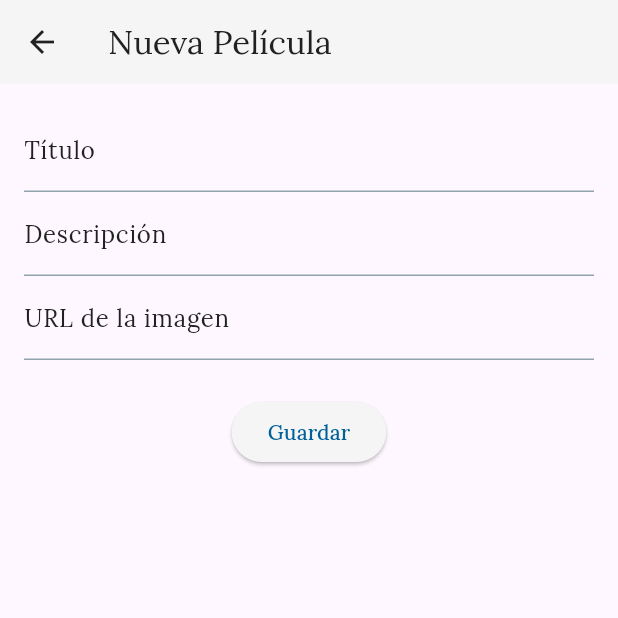
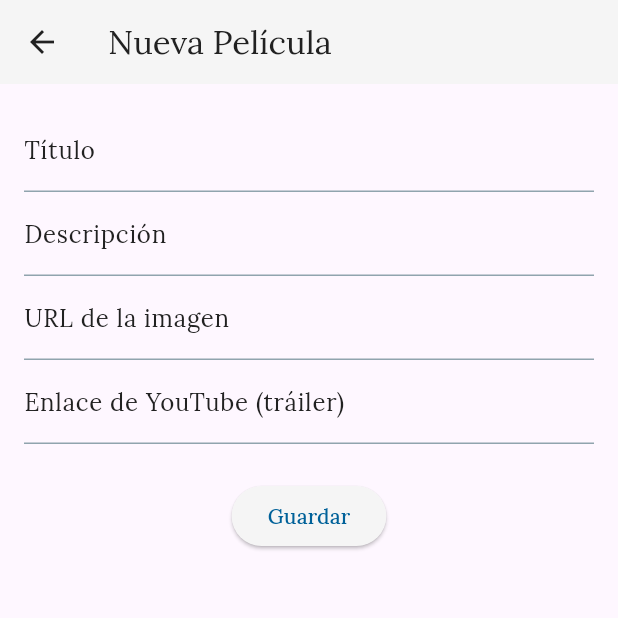
Before and after one commit to Ossyyrr/uponorflix, a Flutter app: the MovieFormScreen screen opened directly, on a phone screen of 412 x 824 dp, the top half of it. Run offline on Flutter 3.47's test engine with Material 3 defaults, Android fonts, the phone set to English and light mode, and no system bars; our stand-ins replace cloud_firestore, firebase_core, flutter_bloc, google_fonts, shared_preferences, youtube_player_flutter; accounts and stored records are empty.

Commit message:
youtube_player_flutter added

```diff
--- a/lib/main.dart
+++ b/lib/main.dart
@@ -10,6 +10,7 @@ void main() async {
   WidgetsFlutterBinding.ensureInitialized();
   await Firebase.initializeApp(options: DefaultFirebaseOptions.currentPlatform);
   final prefs = await SharedPreferences.getInstance();
+  // TODO Maybe use getIt
   final MovieRepositoryImpl firestoreService = MovieRepositoryImpl();
   runApp(App(prefs: prefs, firestoreService: firestoreService));
 }
--- a/lib/presentation/movieForm/movie_form_screen.dart
+++ b/lib/presentation/movieForm/movie_form_screen.dart
@@ -16,6 +16,7 @@ class _MovieFormScreenState extends State<MovieFormScreen> {
   late TextEditingController _titleController;
   late TextEditingController _descriptionController;
   late TextEditingController _imageUrlController;
+  late TextEditingController _trailerUrlController;
   final MovieRepositoryImpl _firestoreService = MovieRepositoryImpl();
 
   void _addTestMovie() {
@@ -25,6 +26,8 @@ class _MovieFormScreenState extends State<MovieFormScreen> {
           'Descripción de ejemplo Descripción de ejemplo Descripción de ejemplo Descripción de ejemplo Descripción de ejemplo Descripción de ejemplo Descripción de ejemplo Descripción de ejemplo',
       imageUrl:
           'https://ih1.redbubble.net/image.4598241582.6557/st,small,507x507-pad,600x600,f8f8f8.jpg',
+      trailerUrl:
+          'https://www.youtube.com/watch?v=Ns6ZEpQ1xS0&ab_channel=UniversalSpain',
     );
     _firestoreService.addMovie(movie);
     Navigator.of(context).pop();
@@ -40,6 +43,9 @@ class _MovieFormScreenState extends State<MovieFormScreen> {
     _imageUrlController = TextEditingController(
       text: widget.movie?.imageUrl ?? '',
     );
+    _trailerUrlController = TextEditingController(
+      text: widget.movie?.trailerUrl ?? '',
+    );
   }
 
   @override
@@ -47,6 +53,7 @@ class _MovieFormScreenState extends State<MovieFormScreen> {
     _titleController.dispose();
     _descriptionController.dispose();
     _imageUrlController.dispose();
+    _trailerUrlController.dispose();
     super.dispose();
   }
 
@@ -57,6 +64,7 @@ class _MovieFormScreenState extends State<MovieFormScreen> {
         title: _titleController.text,
         description: _descriptionController.text,
         imageUrl: _imageUrlController.text,
+        trailerUrl: _trailerUrlController.text,
       );
       Navigator.of(context).pop(movie);
     }
@@ -97,6 +105,15 @@ class _MovieFormScreenState extends State<MovieFormScreen> {
                 validator: (value) =>
                     value == null || value.isEmpty ? 'Ingrese una URL' : null,
               ),
+              TextFormField(
+                controller: _trailerUrlController,
+                decoration: const InputDecoration(
+                  labelText: 'Enlace de YouTube (tráiler)',
+                ),
+                validator: (value) => value == null || value.isEmpty
+                    ? 'Ingrese un enlace de YouTube'
+                    : null,
+              ),
               const SizedBox(height: 24),
               ElevatedButton(onPressed: _save, child: const Text('Guardar')),
               const SizedBox(height: 12),
--- a/pubspec.yaml
+++ b/pubspec.yaml
@@ -18,6 +18,7 @@ dependencies:
   shared_preferences: ^2.5.3
   flutter_localizations:
     sdk: flutter
+  youtube_player_flutter: ^9.1.1
 
 dev_dependencies:
   flutter_test:
```
Also changed, not shown: lib/domain/model/movie.dart (+9 -1 lines), lib/presentation/detail/detail_screen.dart (added, +66 -0 lines), lib/presentation/home/home_screen.dart (+6 -1 lines), pubspec.lock, 3 other files.
